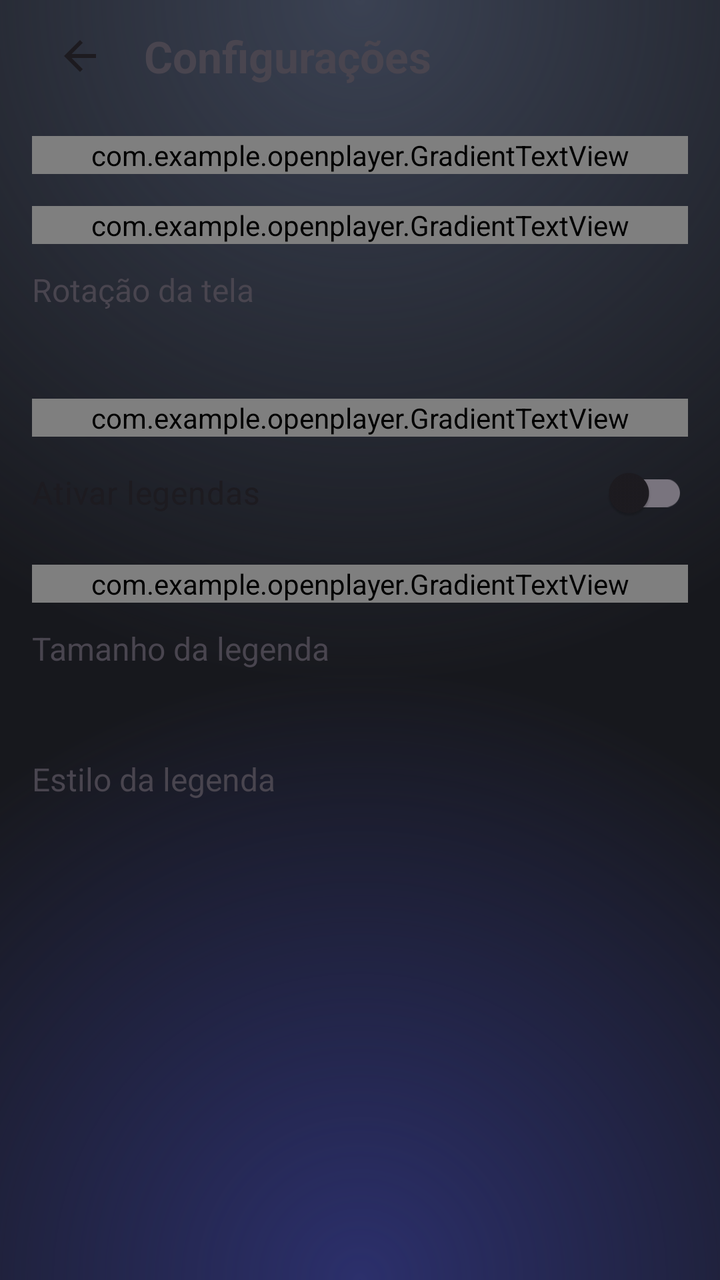
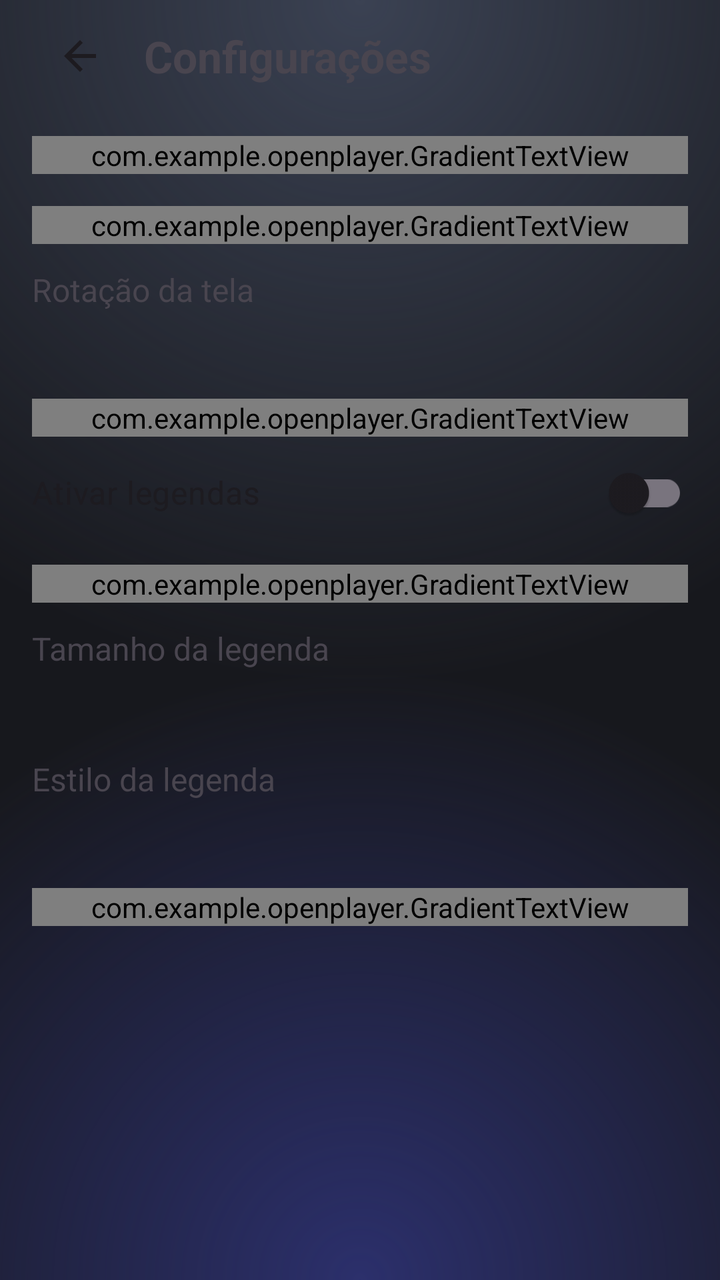

Two renders of the same Android screen: before a commit and after it. Below are the layout's source before the change and the commit's diff.
<!-- AndroidManifest.xml: application theme Theme.OpenPlayer -->
<!-- res/layout/activity_settings.xml -->
<?xml version="1.0" encoding="utf-8"?>
<ScrollView xmlns:android="http://schemas.android.com/apk/res/android"
    android:layout_width="match_parent"
    android:layout_height="match_parent">

    <LinearLayout
        android:layout_width="match_parent"
        android:layout_height="wrap_content"
        android:orientation="vertical"
        android:paddingHorizontal="16dp"
        android:paddingBottom="24dp">

        <LinearLayout
            android:layout_width="match_parent"
            android:layout_height="56dp"
            android:gravity="center_vertical"
            android:orientation="horizontal">

            <ImageButton
                android:id="@+id/btnBack"
                android:layout_width="48dp"
                android:layout_height="48dp"
                android:background="?attr/selectableItemBackgroundBorderless"
                android:contentDescription="@string/back"
                android:src="@drawable/ic_arrow_back"
                android:tint="?attr/colorOnSurface" />

            <TextView
                android:layout_width="0dp"
                android:layout_height="wrap_content"
                android:layout_marginStart="8dp"
                android:layout_weight="1"
                android:text="@string/menu_settings"
                android:textSize="22sp"
                android:textStyle="bold" />
        </LinearLayout>

        <com.example.openplayer.GradientTextView
            android:layout_width="match_parent"
            android:layout_height="wrap_content"
            android:layout_marginTop="12dp"
            android:text="@string/settings_group"
            android:textSize="14sp"
            android:textStyle="bold" />

        <com.example.openplayer.GradientTextView
            android:layout_width="match_parent"
            android:layout_height="wrap_content"
            android:layout_marginTop="16dp"
            android:text="@string/settings_video"
            android:textSize="14sp"
            android:textStyle="bold" />

        <LinearLayout
            android:id="@+id/rowRotation"
            android:layout_width="match_parent"
            android:layout_height="wrap_content"
            android:background="?attr/selectableItemBackground"
            android:orientation="vertical"
            android:paddingVertical="12dp">

            <TextView
                android:layout_width="match_parent"
                android:layout_height="wrap_content"
                android:text="@string/settings_rotation"
                android:textSize="16sp" />

            <TextView
                android:id="@+id/rotationValue"
                android:layout_width="match_parent"
                android:layout_height="wrap_content"
                android:layout_marginTop="2dp"
                android:alpha="0.7"
                android:textSize="13sp" />
        </LinearLayout>

        <com.example.openplayer.GradientTextView
            android:layout_width="match_parent"
            android:layout_height="wrap_content"
            android:layout_marginTop="12dp"
            android:text="@string/settings_subtitles"
            android:textSize="14sp"
            android:textStyle="bold" />

        <androidx.appcompat.widget.SwitchCompat
            android:id="@+id/switchSubs"
            android:minHeight="48dp"
            android:textSize="16sp"
            android:layout_width="match_parent"
            android:layout_height="wrap_content"
            android:layout_marginTop="4dp"
            android:text="@string/settings_subs_enable" />

        <com.example.openplayer.GradientTextView
            android:layout_width="match_parent"
            android:layout_height="wrap_content"
            android:layout_marginTop="12dp"
            android:text="@string/settings_subs_render"
            android:textSize="14sp"
            android:textStyle="bold" />

        <LinearLayout
            android:id="@+id/rowSubSize"
            android:layout_width="match_parent"
            android:layout_height="wrap_content"
            android:background="?attr/selectableItemBackground"
            android:orientation="vertical"
            android:paddingVertical="12dp">

            <TextView
                android:layout_width="match_parent"
                android:layout_height="wrap_content"
                android:text="@string/settings_sub_size"
                android:textSize="16sp" />

            <TextView
                android:id="@+id/subSizeValue"
                android:layout_width="match_parent"
                android:layout_height="wrap_content"
                android:layout_marginTop="2dp"
                android:alpha="0.7"
                android:textSize="13sp" />
        </LinearLayout>

        <LinearLayout
            android:id="@+id/rowSubStyle"
            android:layout_width="match_parent"
            android:layout_height="wrap_content"
            android:background="?attr/selectableItemBackground"
            android:orientation="vertical"
            android:paddingVertical="12dp">

            <TextView
                android:layout_width="match_parent"
                android:layout_height="wrap_content"
                android:text="@string/settings_sub_style"
                android:textSize="16sp" />

            <TextView
                android:id="@+id/subStyleValue"
                android:layout_width="match_parent"
                android:layout_height="wrap_content"
                android:layout_marginTop="2dp"
                android:alpha="0.7"
                android:textSize="13sp" />
        </LinearLayout>
    </LinearLayout>
</ScrollView>
<!-- resources referenced by this layout -->
<resources>
  <!-- drawable ic_arrow_back (drawable) -->
  <vector xmlns:android="http://schemas.android.com/apk/res/android"
      android:width="24dp"
      android:height="24dp"
      android:viewportWidth="24"
      android:viewportHeight="24"
      android:tint="?attr/colorControlNormal">
      <path android:fillColor="@android:color/white" android:pathData="M20,11H7.83l5.59,-5.59L12,4l-8,8 8,8 1.41,-1.41L7.83,13H20v-2z" />
  </vector>
  <string name="back">Voltar</string>
  <string name="menu_settings">Configurações</string>
  <string name="settings_group">Vídeo e legenda</string>
  <string name="settings_rotation">Rotação da tela</string>
  <string name="settings_sub_size">Tamanho da legenda</string>
  <string name="settings_sub_style">Estilo da legenda</string>
  <string name="settings_subs_enable">Ativar legendas</string>
  <string name="settings_subs_render">Renderização de legendas</string>
  <string name="settings_subtitles">Legendas</string>
  <string name="settings_video">Vídeo</string>
  <style name="Theme.OpenPlayer" parent="Theme.Material3.DayNight.NoActionBar">
          <item name="android:colorBackground">@color/app_bg</item>
          <item name="android:windowBackground">@drawable/base_bg</item>
          <item name="android:statusBarColor">@android:color/transparent</item>
          <item name="android:navigationBarColor">@android:color/transparent</item>
          <item name="android:windowLightStatusBar">false</item>
      </style>
  <color name="app_bg">#0B0B0E</color>
  <!-- drawable base_bg (drawable) -->
  <?xml version="1.0" encoding="utf-8"?>
  <layer-list xmlns:android="http://schemas.android.com/apk/res/android">
      <item>
          <shape android:shape="rectangle">
              <solid android:color="#17181D" />
          </shape>
      </item>
      
      <item>
          <shape android:shape="rectangle">
              <gradient
                  android:centerX="0.5"
                  android:centerY="0.0"
                  android:endColor="#00000000"
                  android:gradientRadius="95%p"
                  android:startColor="#3A4152"
                  android:type="radial" />
          </shape>
      </item>
      
      <item>
          <shape android:shape="rectangle">
              <gradient
                  android:centerX="0.5"
                  android:centerY="1.0"
                  android:endColor="#00000000"
                  android:gradientRadius="85%p"
                  android:startColor="#2B2F6B"
                  android:type="radial" />
          </shape>
      </item>
  </layer-list>
</resources>

<!-- the commit's change to res/layout/activity_settings.xml (unified diff, before → after) -->
@@ -144,5 +144,28 @@
                 android:alpha="0.7"
                 android:textSize="13sp" />
         </LinearLayout>
+
+        <com.example.openplayer.GradientTextView
+            android:layout_width="match_parent"
+            android:layout_height="wrap_content"
+            android:layout_marginTop="12dp"
+            android:text="@string/settings_about"
+            android:textSize="14sp"
+            android:textStyle="bold" />
+
+        <LinearLayout
+            android:id="@+id/rowAbout"
+            android:layout_width="match_parent"
+            android:layout_height="wrap_content"
+            android:background="?attr/selectableItemBackground"
+            android:orientation="vertical"
+            android:paddingVertical="12dp">
+
+            <TextView
+                android:id="@+id/aboutName"
+                android:layout_width="match_parent"
+                android:layout_height="wrap_content"
+                android:textSize="16sp" />
+        </LinearLayout>
     </LinearLayout>
 </ScrollView>
<!-- resource entries referenced after the edit -->
@@ -11,6 +11,7 @@
   </vector>
   <string name="back">Voltar</string>
   <string name="menu_settings">Configurações</string>
+  <string name="settings_about">Sobre o app</string>
   <string name="settings_group">Vídeo e legenda</string>
   <string name="settings_rotation">Rotação da tela</string>
   <string name="settings_sub_size">Tamanho da legenda</string>
